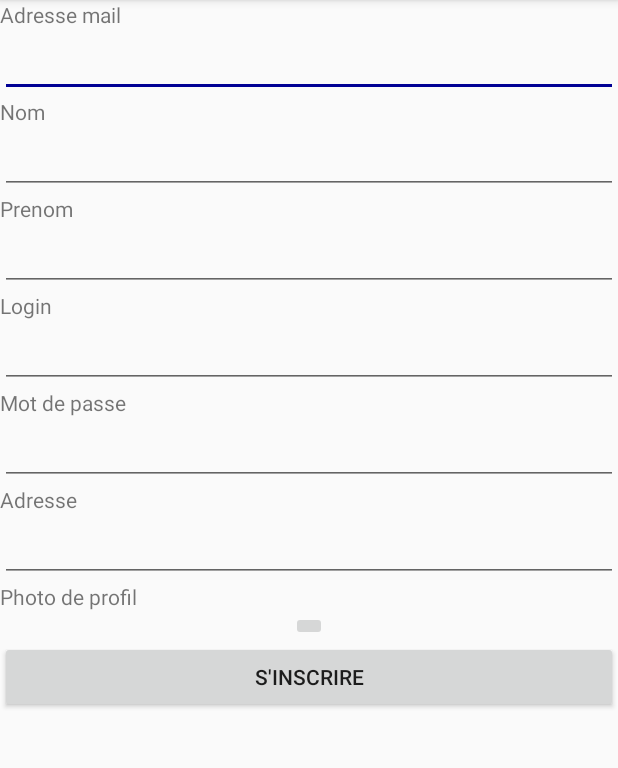
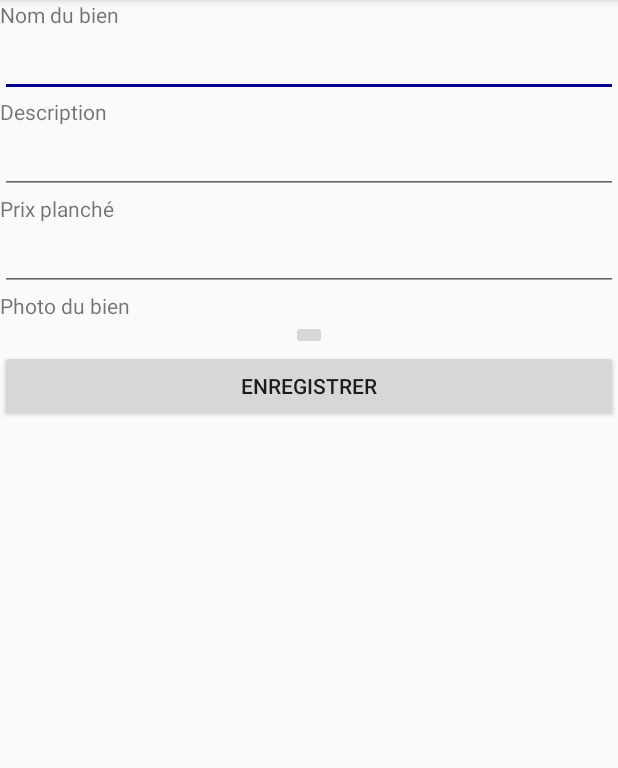
Before and after one commit to AlexisLebreton/MIAGE_M2_AndroidEbay, an Android app: the AjouterAnnonceActivity screen opened directly, with no data from a screen before it, on a phone screen of 412 x 824 dp, the part 84-852 px from its top. Run offline under Robolectric (Android 15) with nearby library versions, the phone set to English and light mode, and no system bars.

Commit message:
activitys 3

```diff
--- a/app/src/main/AndroidManifest.xml
+++ b/app/src/main/AndroidManifest.xml
@@ -16,11 +16,12 @@
                 <category android:name="android.intent.category.LAUNCHER" />
             </intent-filter>
         </activity>
-        <activity android:name=".SinscrireActivity" />
+        <activity android:name=".CompteActivity" />
         <activity
             android:name=".AccueilActivity"
             android:label="@string/title_activity_accueil"
-            android:theme="@style/AppTheme.NoActionBar"></activity>
+            android:theme="@style/AppTheme.NoActionBar" />
+        <activity android:name=".AjouterAnnonceActivity"></activity>
     </application>
 
 </manifest>
--- a/app/src/main/java/com/example/alexislebreton/applicationebay/SinscrireActivity.java
+++ b/app/src/main/java/com/example/alexislebreton/applicationebay/AjouterAnnonceActivity.java
@@ -6,20 +6,21 @@ import android.os.Bundle;
 import android.view.View;
 import android.widget.Button;
 
-public class SinscrireActivity extends AppCompatActivity {
+public class AjouterAnnonceActivity extends AppCompatActivity {
 
     @Override
     protected void onCreate(Bundle savedInstanceState) {
         super.onCreate(savedInstanceState);
-        setContentView(R.layout.activity_sinscrire);
+        setContentView(R.layout.activity_ajouter_annonce);
 
-        final Button sinscrire_btn_sinscrire = (Button)findViewById(R.id.sinscrire_btn_sinscrire);
-        sinscrire_btn_sinscrire.setOnClickListener(new View.OnClickListener() {
+        final Button ajouterannonce_btn_enregistrer = (Button)findViewById(R.id.ajouterannonce_btn_enregistrer);
+        ajouterannonce_btn_enregistrer.setOnClickListener(new View.OnClickListener() {
             public void onClick(View v) {
-
+                //TODO ajout annonce à la bd
                 finish();
-
             }
         });
     }
+
+
 }
--- a/app/src/main/java/com/example/alexislebreton/applicationebay/ConnexionActivity.java
+++ b/app/src/main/java/com/example/alexislebreton/applicationebay/ConnexionActivity.java
@@ -16,8 +16,8 @@ public class ConnexionActivity extends AppCompatActivity {
         final Button connexion_btn_sinscrire = (Button)findViewById(R.id.connexion_btn_sinscrire);
         connexion_btn_sinscrire.setOnClickListener(new View.OnClickListener() {
             public void onClick(View v) {
-                Intent sinscrireActivity = new Intent (ConnexionActivity.this, SinscrireActivity.class);
-                startActivity(sinscrireActivity);
+                Intent compteActivity = new Intent (ConnexionActivity.this, CompteActivity.class);
+                startActivity(compteActivity);
 
 
 
@@ -27,6 +27,8 @@ public class ConnexionActivity extends AppCompatActivity {
         final Button connexion_btn_connexion = (Button)findViewById(R.id.connexion_btn_connexion);
         connexion_btn_connexion.setOnClickListener(new View.OnClickListener() {
             public void onClick(View v) {
+                //TODO verif utilisateur en bd
+                //TODO passer param id utilisateur
                 Intent accueilActivity = new Intent (ConnexionActivity.this, AccueilActivity.class);
                 startActivity(accueilActivity);
             }
--- /dev/null
+++ b/app/src/main/res/layout/activity_ajouter_annonce.xml
@@ -0,0 +1,139 @@
+<?xml version="1.0" encoding="utf-8"?>
+<android.support.constraint.ConstraintLayout xmlns:android="http://schemas.android.com/apk/res/android"
+    xmlns:app="http://schemas.android.com/apk/res-auto"
+    xmlns:tools="http://schemas.android.com/tools"
+    android:layout_width="match_parent"
+    android:layout_height="match_parent"
+    tools:context=".AjouterAnnonceActivity">
+
+    <android.support.constraint.ConstraintLayout
+        android:id="@+id/ajouterannonce_cl_nom"
+        android:layout_width="0dp"
+        android:layout_height="wrap_content"
+        app:layout_constraintTop_toTopOf="parent"
+        app:layout_constraintLeft_toLeftOf="parent"
+        app:layout_constraintRight_toRightOf="parent">
+
+        <TextView
+            android:id="@+id/ajouterannonce_tv_nom"
+            android:layout_width="0dp"
+            android:layout_height="wrap_content"
+            android:text="@string/ajouterannonce_tv_nom"
+            app:layout_constraintLeft_toLeftOf="parent"
+            app:layout_constraintRight_toRightOf="parent"
+            app:layout_constraintTop_toTopOf="parent"/>
+
+        <EditText
+            android:id="@+id/ajouterannonce_et_nom"
+            android:layout_width="0dp"
+            android:layout_height="wrap_content"
+            android:ems="10"
+            android:inputType="text"
+            app:layout_constraintLeft_toLeftOf="parent"
+            app:layout_constraintRight_toRightOf="parent"
+            app:layout_constraintTop_toBottomOf="@+id/ajouterannonce_tv_nom" />
+    </android.support.constraint.ConstraintLayout>
+
+    <android.support.constraint.ConstraintLayout
+        android:id="@+id/ajouterannonce_cl_description"
+        android:layout_width="0dp"
+        android:layout_height="wrap_content"
+        app:layout_constraintTop_toBottomOf="@+id/ajouterannonce_cl_nom"
+        app:layout_constraintLeft_toLeftOf="parent"
+        app:layout_constraintRight_toRightOf="parent">
+
+        <TextView
+            android:id="@+id/ajouterannonce_tv_description"
+            android:layout_width="0dp"
+            android:layout_height="wrap_content"
+            android:text="@string/ajouterannonce_tv_description"
+            app:layout_constraintLeft_toLeftOf="parent"
+            app:layout_constraintRight_toRightOf="parent"
+            app:layout_constraintTop_toTopOf="parent"/>
+
+        <EditText
+            android:id="@+id/ajouterannonce_et_description"
+            android:layout_width="0dp"
+            android:layout_height="wrap_content"
+            android:ems="10"
+            android:inputType="text"
+            app:layout_constraintLeft_toLeftOf="parent"
+            app:layout_constraintRight_toRightOf="parent"
+            app:layout_constraintTop_toBottomOf="@+id/ajouterannonce_tv_description" />
+    </android.support.constraint.ConstraintLayout>
+
+    <android.support.constraint.ConstraintLayout
+        android:id="@+id/ajouterannonce_cl_prix"
+        android:layout_width="0dp"
+        android:layout_height="wrap_content"
+        app:layout_constraintTop_toBottomOf="@+id/ajouterannonce_cl_description"
+        app:layout_constraintLeft_toLeftOf="parent"
+        app:layout_constraintRight_toRightOf="parent">
+
+        <TextView
+            android:id="@+id/ajouterannonce_tv_prix"
+            android:layout_width="0dp"
+            android:layout_height="wrap_content"
+            android:text="@string/ajouterannonce_tv_prix"
+            app:layout_constraintLeft_toLeftOf="parent"
+            app:layout_constraintRight_toRightOf="parent"
+            app:layout_constraintTop_toTopOf="parent"/>
+
+        <EditText
+            android:id="@+id/ajouterannonce_et_prix"
+            android:layout_width="0dp"
+            android:layout_height="wrap_content"
+            android:ems="10"
+            android:inputType="text"
+            app:layout_constraintLeft_toLeftOf="parent"
+            app:layout_constraintRight_toRightOf="parent"
+            app:layout_constraintTop_toBottomOf="@+id/ajouterannonce_tv_prix" />
+    </android.support.constraint.ConstraintLayout>
+
+    <android.support.constraint.ConstraintLayout
+        android:id="@+id/ajouterannonce_cl_photobien"
+        android:layout_width="0dp"
+        android:layout_height="wrap_content"
+        app:layout_constraintTop_toBottomOf="@+id/ajouterannonce_cl_prix"
+        app:layout_constraintLeft_toLeftOf="parent"
+        app:layout_constraintRight_toRightOf="parent">
+
+        <TextView
+            android:id="@+id/ajouterannonce_tv_photobien"
+            android:layout_width="0dp"
+            android:layout_height="wrap_content"
+            android:text="@string/ajouterannonce_tv_photobien"
+            app:layout_constraintLeft_toLeftOf="parent"
+            app:layout_constraintRight_toRightOf="parent"
+            app:layout_constraintTop_toTopOf="parent"/>
+
+        <ImageButton
+            android:id="@+id/ajouterannonce_ib_photopbien"
+            android:layout_width="wrap_content"
+            android:layout_height="wrap_content"
+            tools:srcCompat="@tools:sample/avatars"
+            app:layout_constraintLeft_toLeftOf="parent"
+            app:layout_constraintRight_toRightOf="parent"
+            app:layout_constraintTop_toBottomOf="@+id/ajouterannonce_tv_photobien" />
+    </android.support.constraint.ConstraintLayout>
+
+    <android.support.constraint.ConstraintLayout
+
+        android:id="@+id/ajouterannonce_cl_enregistrer"
+        android:layout_width="0dp"
+        android:layout_height="wrap_content"
+        app:layout_constraintTop_toBottomOf="@+id/ajouterannonce_cl_photobien"
+        app:layout_constraintLeft_toLeftOf="parent"
+        app:layout_constraintRight_toRightOf="parent">
+
+        <Button
+            android:id="@+id/ajouterannonce_btn_enregistrer"
+            android:layout_width="0dp"
+            android:layout_height="wrap_content"
+            android:text="@string/ajouterannonce_btn_enregistrer"
+            app:layout_constraintLeft_toLeftOf="parent"
+            app:layout_constraintRight_toRightOf="parent"
+            app:layout_constraintTop_toTopOf="parent"/>
+    </android.support.constraint.ConstraintLayout>
+
+</android.support.constraint.ConstraintLayout>
--- a/app/src/main/res/layout/activity_sinscrire.xml
+++ b/app/src/main/res/layout/activity_compte.xml
@@ -4,10 +4,10 @@
     xmlns:tools="http://schemas.android.com/tools"
     android:layout_width="match_parent"
     android:layout_height="match_parent"
-    tools:context=".SinscrireActivity">
+    tools:context=".CompteActivity">
 
     <android.support.constraint.ConstraintLayout
-        android:id="@+id/sinscrire_cl_mail"
+        android:id="@+id/compte_cl_mail"
         android:layout_width="0dp"
         android:layout_height="wrap_content"
         app:layout_constraintTop_toTopOf="parent"
@@ -15,206 +15,206 @@
         app:layout_constraintRight_toRightOf="parent">
 
         <TextView
-            android:id="@+id/sinscrire_tv_mail"
+            android:id="@+id/compte_tv_mail"
             android:layout_width="0dp"
             android:layout_height="wrap_content"
-            android:text="@string/sinscrire_tv_mail"
+            android:text="@string/compte_tv_mail"
             app:layout_constraintLeft_toLeftOf="parent"
             app:layout_constraintRight_toRightOf="parent"
             app:layout_constraintTop_toTopOf="parent"/>
 
         <EditText
-            android:id="@+id/sinscrire_et_mail"
+            android:id="@+id/compte_et_mail"
             android:layout_width="0dp"
             android:layout_height="wrap_content"
             android:ems="10"
             android:inputType="text"
             app:layout_constraintLeft_toLeftOf="parent"
             app:layout_constraintRight_toRightOf="parent"
-            app:layout_constraintTop_toBottomOf="@+id/sinscrire_tv_mail" />
+            app:layout_constraintTop_toBottomOf="@+id/compte_tv_mail" />
     </android.support.constraint.ConstraintLayout>
 
     <android.support.constraint.ConstraintLayout
-        android:id="@+id/sinscrire_cl_nom"
+        android:id="@+id/compte_cl_nom"
         android:layout_width="0dp"
         android:layout_height="wrap_content"
-        app:layout_constraintTop_toBottomOf="@+id/sinscrire_cl_mail"
+        app:layout_constraintTop_toBottomOf="@+id/compte_cl_mail"
         app:layout_constraintLeft_toLeftOf="parent"
         app:layout_constraintRight_toRightOf="parent">
 
         <TextView
-            android:id="@+id/sinscrire_tv_nom"
+            android:id="@+id/compte_tv_nom"
             android:layout_width="0dp"
             android:layout_height="wrap_content"
-            android:text="@string/sinscrire_tv_nom"
+            android:text="@string/compte_tv_nom"
             app:layout_constraintLeft_toLeftOf="parent"
             app:layout_constraintRight_toRightOf="parent"
             app:layout_constraintTop_toTopOf="parent"/>
 
         <EditText
-            android:id="@+id/sinscrire_et_nom"
+            android:id="@+id/compte_et_nom"
             android:layout_width="0dp"
             android:layout_height="wrap_content"
             android:ems="10"
             android:inputType="text"
             app:layout_constraintLeft_toLeftOf="parent"
             app:layout_constraintRight_toRightOf="parent"
-            app:layout_constraintTop_toBottomOf="@+id/sinscrire_tv_nom" />
+            app:layout_constraintTop_toBottomOf="@+id/compte_tv_nom" />
     </android.support.constraint.ConstraintLayout>
 
     <android.support.constraint.ConstraintLayout
-        android:id="@+id/sinscrire_cl_prenom"
+        android:id="@+id/compte_cl_prenom"
         android:layout_width="0dp"
         android:layout_height="wrap_content"
-        app:layout_constraintTop_toBottomOf="@+id/sinscrire_cl_nom"
+        app:layout_constraintTop_toBottomOf="@+id/compte_cl_nom"
         app:layout_constraintLeft_toLeftOf="parent"
         app:layout_constraintRight_toRightOf="parent">
 
         <TextView
-            android:id="@+id/sinscrire_tv_prenom"
+            android:id="@+id/compte_tv_prenom"
             android:layout_width="0dp"
             android:layout_height="wrap_content"
-            android:text="@string/sinscrire_tv_prenom"
+            android:text="@string/compte_tv_prenom"
             app:layout_constraintLeft_toLeftOf="parent"
             app:layout_constraintRight_toRightOf="parent"
             app:layout_constraintTop_toTopOf="parent"/>
 
         <EditText
-            android:id="@+id/sinscrire_et_prenom"
+            android:id="@+id/compte_et_prenom"
             android:layout_width="0dp"
             android:layout_height="wrap_content"
             android:ems="10"
             android:inputType="text"
             app:layout_constraintLeft_toLeftOf="parent"
             app:layout_constraintRight_toRightOf="parent"
-            app:layout_constraintTop_toBottomOf="@+id/sinscrire_tv_prenom" />
+            app:layout_constraintTop_toBottomOf="@+id/compte_tv_prenom" />
     </android.support.constraint.ConstraintLayout>
 
     <android.support.constraint.ConstraintLayout
-        android:id="@+id/sinscrire_cl_login"
+        android:id="@+id/compte_cl_login"
         android:layout_width="0dp"
         android:layout_height="wrap_content"
-        app:layout_constraintTop_toBottomOf="@+id/sinscrire_cl_prenom"
+        app:layout_constraintTop_toBottomOf="@+id/compte_cl_prenom"
         app:layout_constraintLeft_toLeftOf="parent"
         app:layout_constraintRight_toRightOf="parent">
 
         <TextView
-            android:id="@+id/sinscrire_tv_login"
+            android:id="@+id/compte_tv_login"
             android:layout_width="0dp"
             android:layout_height="wrap_content"
-            android:text="@string/sinscrire_tv_login"
+            android:text="@string/compte_tv_login"
             app:layout_constraintLeft_toLeftOf="parent"
             app:layout_constraintRight_toRightOf="parent"
             app:layout_constraintTop_toTopOf="parent"/>
 
         <EditText
-            android:id="@+id/sinscrire_et_login"
+            android:id="@+id/compte_et_login"
             android:layout_width="0dp"
             android:layout_height="wrap_content"
             android:ems="10"
             android:inputType="text"
             app:layout_constraintLeft_toLeftOf="parent"
             app:layout_constraintRight_toRightOf="parent"
-            app:layout_constraintTop_toBottomOf="@+id/sinscrire_tv_login" />
+            app:layout_constraintTop_toBottomOf="@+id/compte_tv_login" />
     </android.support.constraint.ConstraintLayout>
 
     <android.support.constraint.ConstraintLayout
-        android:id="@+id/sinscrire_cl_motdepasse"
+        android:id="@+id/compte_cl_motdepasse"
         android:layout_width="0dp"
         android:layout_height="wrap_content"
-        app:layout_constraintTop_toBottomOf="@+id/sinscrire_cl_login"
+        app:layout_constraintTop_toBottomOf="@+id/compte_cl_login"
         app:layout_constraintLeft_toLeftOf="parent"
         app:layout_constraintRight_toRightOf="parent">
 
         <TextView
-            android:id="@+id/sinscrire_tv_motdepasse"
+            android:id="@+id/compte_tv_motdepasse"
             android:layout_width="0dp"
             android:layout_height="wrap_content"
-            android:text="@string/sinscrire_tv_motdepasse"
+            android:text="@string/compte_tv_motdepasse"
             app:layout_constraintLeft_toLeftOf="parent"
             app:layout_constraintRight_toRightOf="parent"
             app:layout_constraintTop_toTopOf="parent"/>
 
         <EditText
-            android:id="@+id/sinscrire_et_motdepasse"
+            android:id="@+id/compte_et_motdepasse"
             android:layout_width="0dp"
             android:layout_height="wrap_content"
             android:ems="10"
             android:inputType="textPassword"
             app:layout_constraintLeft_toLeftOf="parent"
             app:layout_constraintRight_toRightOf="parent"
-            app:layout_constraintTop_toBottomOf="@+id/sinscrire_tv_motdepasse" />
+            app:layout_constraintTop_toBottomOf="@+id/compte_tv_motdepasse" />
     </android.support.constraint.ConstraintLayout>
 
     <android.support.constraint.ConstraintLayout
-        android:id="@+id/sinscrire_cl_adresse"
+        android:id="@+id/compte_cl_adresse"
         android:layout_width="0dp"
         android:layout_height="wrap_content"
-        app:layout_constraintTop_toBottomOf="@+id/sinscrire_cl_motdepasse"
+        app:layout_constraintTop_toBottomOf="@+id/compte_cl_motdepasse"
         app:layout_constraintLeft_toLeftOf="parent"
         app:layout_constraintRight_toRightOf="parent">
 
         <TextView
-            android:id="@+id/sinscrire_tv_adresse"
+            android:id="@+id/compte_tv_adresse"
             android:layout_width="0dp"
             android:layout_height="wrap_content"
-            android:text="@string/sinscrire_tv_adresse"
+            android:text="@string/compte_tv_adresse"
             app:layout_constraintLeft_toLeftOf="parent"
             app:layout_constraintRight_toRightOf="parent"
             app:layout_constraintTop_toTopOf="parent"/>
 
         <EditText
-            android:id="@+id/sinscrire_et_adresse"
+            android:id="@+id/compte_et_adresse"
             android:layout_width="0dp"
             android:layout_height="wrap_content"
             android:ems="10"
             android:inputType="textPassword"
             app:layout_constraintLeft_toLeftOf="parent"
             app:layout_constraintRight_toRightOf="parent"
-            app:layout_constraintTop_toBottomOf="@+id/sinscrire_tv_adresse" />
+            app:layout_constraintTop_toBottomOf="@+id/compte_tv_adresse" />
     </android.support.constraint.ConstraintLayout>
 
     <android.support.constraint.ConstraintLayout
-        android:id="@+id/sinscrire_cl_photoprofil"
+        android:id="@+id/compte_cl_photoprofil"
         android:layout_width="0dp"
         android:layout_height="wrap_content"
-        app:layout_constraintTop_toBottomOf="@+id/sinscrire_cl_adresse"
+        app:layout_constraintTop_toBottomOf="@+id/compte_cl_adresse"
         app:layout_constraintLeft_toLeftOf="parent"
         app:layout_constraintRight_toRightOf="parent">
 
         <TextView
-            android:id="@+id/sinscrire_tv_photoprofil"
+            android:id="@+id/compte_tv_photoprofil"
             android:layout_width="0dp"
             android:layout_height="wrap_content"
-            android:text="@string/sinscrire_tv_photoprofil"
+            android:text="@string/compte_tv_photoprofil"
             app:layout_constraintLeft_toLeftOf="parent"
             app:layout_constraintRight_toRightOf="parent"
             app:layout_constraintTop_toTopOf="parent"/>
 
         <ImageButton
-            android:id="@+id/sinscrire_ib_photoprofil"
+            android:id="@+id/compte_ib_photoprofil"
             android:layout_width="wrap_content"
             android:layout_height="wrap_content"
             tools:srcCompat="@tools:sample/avatars"
             app:layout_constraintLeft_toLeftOf="parent"
             app:layout_constraintRight_toRightOf="parent"
-            app:layout_constraintTop_toBottomOf="@+id/sinscrire_tv_photoprofil" />
+            app:layout_constraintTop_toBottomOf="@+id/compte_tv_photoprofil" />
     </android.support.constraint.ConstraintLayout>
 
     <android.support.constraint.ConstraintLayout
 
-        android:id="@+id/sinscrire_cl_sinscrire"
+        android:id="@+id/compte_cl_enregistrer"
         android:layout_width="0dp"
         android:layout_height="wrap_content"
-        app:layout_constraintTop_toBottomOf="@+id/sinscrire_cl_photoprofil"
+        app:layout_constraintTop_toBottomOf="@+id/compte_cl_photoprofil"
         app:layout_constraintLeft_toLeftOf="parent"
         app:layout_constraintRight_toRightOf="parent">
 
         <Button
-            android:id="@+id/sinscrire_btn_sinscrire"
+            android:id="@+id/compte_btn_enregistrer"
             android:layout_width="0dp"
             android:layout_height="wrap_content"
-            android:text="@string/connexion_btn_sinscrire"
+            android:text="@string/compte_btn_enregistrer"
             app:layout_constraintLeft_toLeftOf="parent"
             app:layout_constraintRight_toRightOf="parent"
             app:layout_constraintTop_toTopOf="parent"/>
--- a/app/src/main/res/values/strings.xml
+++ b/app/src/main/res/values/strings.xml
@@ -7,16 +7,16 @@
     <string name="connexion_btn_connexion">Connexion</string>
     <string name="connexion_btn_sinscrire">S\'inscrire</string>
 
-    <string name="sinscrire_tv_mail">Adresse mail</string>
-    <string name="sinscrire_tv_nom">Nom</string>
-    <string name="sinscrire_tv_prenom">Prenom</string>
-    <string name="sinscrire_tv_login">Login</string>
-    <string name="sinscrire_tv_motdepasse">Mot de passe</string>
-    <string name="sinscrire_tv_adresse">Adresse</string>
-    <string name="sinscrire_tv_photoprofil">Photo de profil</string>
-    <string name="sinscrire_btn_sinscrire">S\'inscrire</string>
+    <string name="compte_tv_mail">Adresse mail</string>
+    <string name="compte_tv_nom">Nom</string>
+    <string name="compte_tv_prenom">Prenom</string>
+    <string name="compte_tv_login">Login</string>
+    <string name="compte_tv_motdepasse">Mot de passe</string>
+    <string name="compte_tv_adresse">Adresse</string>
+    <string name="compte_tv_photoprofil">Photo de profil</string>
+    <string name="compte_btn_enregistrer">Enregistrer</string>
 
-    <string name="title_activity_accueil">AccueilActivity</string>
+    <string name="title_activity_accueil">Accueil</string>
     <string name="navigation_drawer_open">Open navigation drawer</string>
     <string name="navigation_drawer_close">Close navigation drawer</string>
     <string name="nav_header_title">Android Studio</string>
@@ -24,6 +24,22 @@
     <string name="nav_header_desc">Navigation header</string>
 
     <string name="accueil_tv_listeannonces">Liste des annonces :</string>
+    <string name="accueil_it_ajouteruneannonce">Ajouter une annonce</string>
+    <string name="accueil_it_mesannonces">Mes annonces</string>
+    <string name="accueil_it_mesencheres">Mes encheres</string>
+    <string name="accueil_it_mesrdv">Mes rendez-vous</string>
+    <string name="accueil_it_modifiermoncompte">Mes rendez-vous</string>
+    <string name="accueil_it_deconnection">Déconnection</string>
+    <string name="accueil_it_encours">En cours</string>
+    <string name="accueil_it_termine">Terminé</string>
+    <string name="accueil_it_compte">Compte</string>
+
+    <string name="ajouterannonce_tv_nom">Nom du bien</string>
+    <string name="ajouterannonce_tv_description">Description</string>
+    <string name="ajouterannonce_tv_prix">Prix planché</string>
+    <string name="ajouterannonce_tv_photobien">Photo du bien</string>
+    <string name="ajouterannonce_btn_enregistrer">Enregistrer</string>
+
 
 
 </resources>
```
Also changed, not shown: app/src/main/java/com/example/alexislebreton/applicationebay/AccueilActivity.java (+9 -4 lines), app/src/main/java/com/example/alexislebreton/applicationebay/CompteActivity.java (added, +25 -0 lines), app/src/main/res/menu/activity_accueil_drawer.xml (+15 -15 lines).
